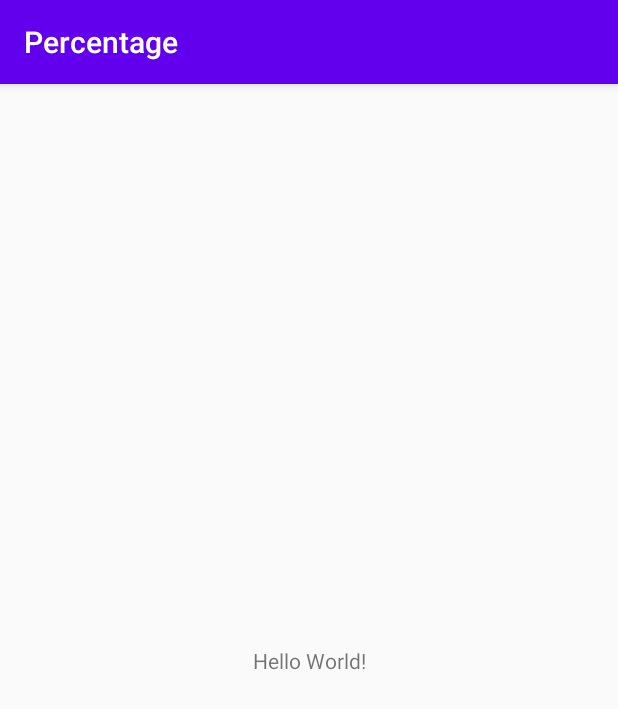
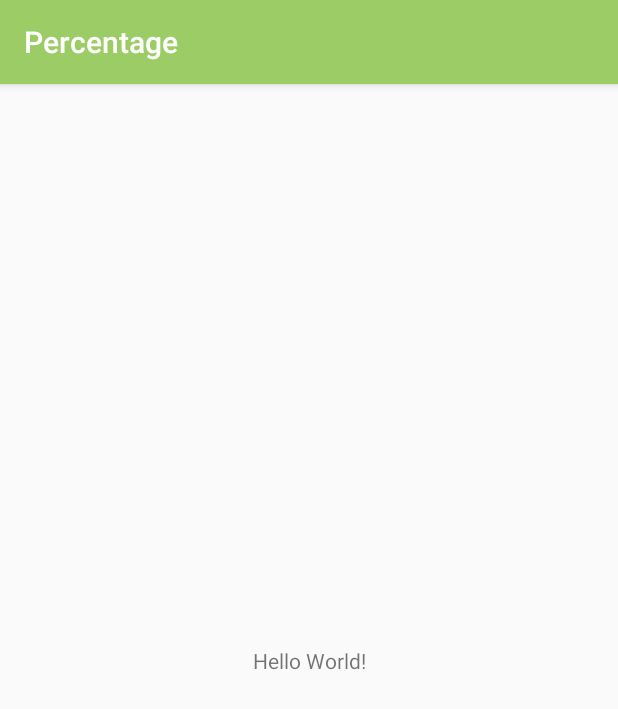
Before and after one commit to valiamin21/Percentage, an Android app: the screen it shows after launch (MainActivity), on a phone screen of 412 x 824 dp. Shown: the top 709 px of the screen. Run offline under Robolectric (Android 15) with nearby library versions, the phone set to English and light mode, and no system bars.

Commit message:
adding colors to colors.xml file

```diff
--- a/app/src/main/res/values/colors.xml
+++ b/app/src/main/res/values/colors.xml
@@ -1,6 +1,15 @@
 <?xml version="1.0" encoding="utf-8"?>
 <resources>
-    <color name="colorPrimary">#6200EE</color>
-    <color name="colorPrimaryDark">#3700B3</color>
-    <color name="colorAccent">#03DAC5</color>
+    <color name="colorPrimary">#9ccc65</color>
+    <color name="primaryLightColor">#cfff95</color>
+    <color name="colorPrimaryDark">#6b9b37</color>
+    <color name="colorAccent">#757575</color>
+    <color name="secondaryLightColor">#a4a4a4</color>
+    <color name="secondaryDarkColor">#494949</color>
+    <color name="primaryTextColor">#000000</color>
+    <color name="secondaryTextColor">#ffffff</color>
+
+    <color name="all_questions_numPicker_background">#00BCD4</color>
+    <color name="right_questions_numPicker_background">#cfff95</color>
+    <color name="wrong_questions_numPicker_background">#E91E63</color>
 </resources>
```
